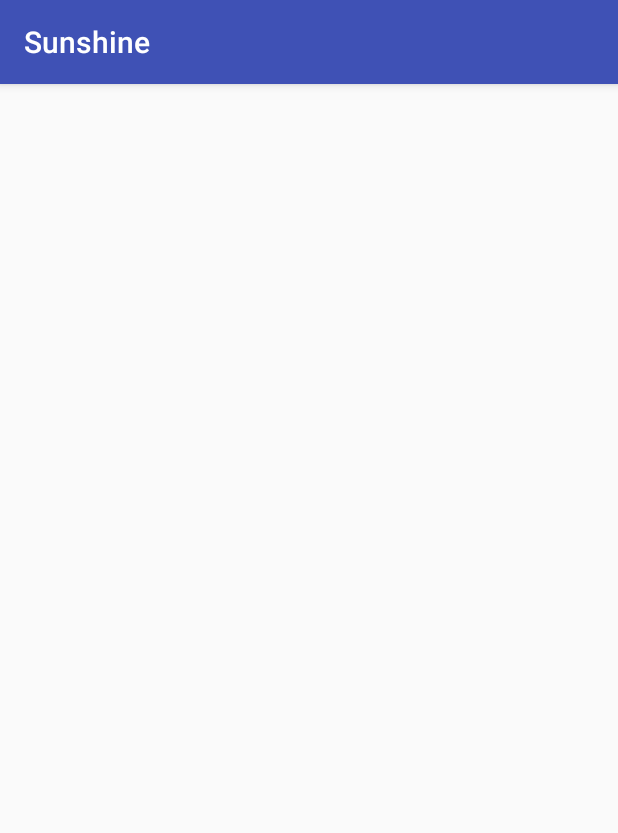
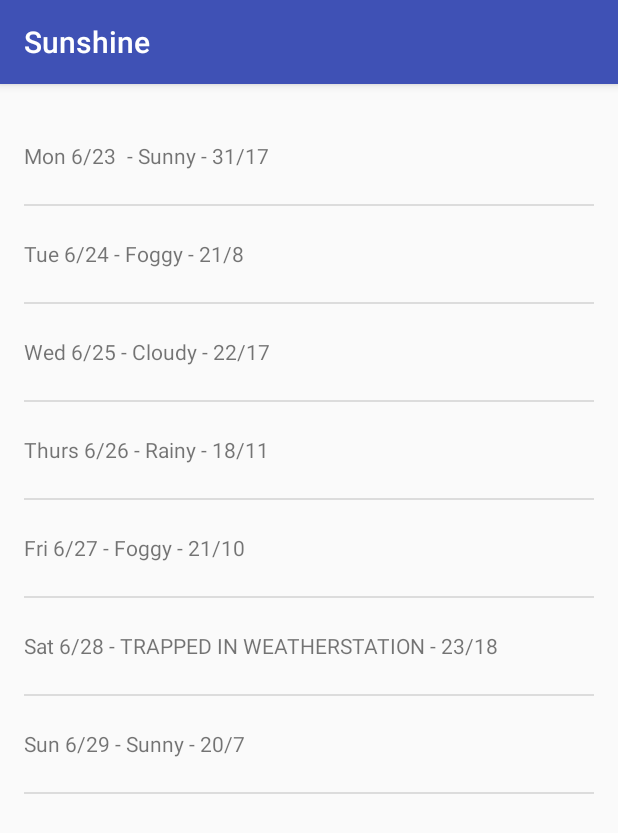
Before and after one commit to snikiforov4/udemy-sunshine, an Android app: the screen it shows after launch (MainActivity), on a phone screen of 412 x 824 dp. Shown: the top 833 px of the screen. Run offline under Robolectric (Android 15) with nearby library versions, the phone set to English and light mode, and no system bars.

Commit message:
build list view with items filled dummy data

```diff
--- a/app/build.gradle
+++ b/app/build.gradle
@@ -25,5 +25,6 @@ dependencies {
         exclude group: 'com.android.support', module: 'support-annotations'
     })
     compile 'com.android.support:appcompat-v7:24.2.1'
+    compile group: 'com.google.guava', name: 'guava', version: '19.0'
     testCompile 'junit:junit:4.12'
 }
--- a/app/src/main/java/ua/nikiforov/sunshine/MainActivity.java
+++ b/app/src/main/java/ua/nikiforov/sunshine/MainActivity.java
@@ -2,6 +2,12 @@ package ua.nikiforov.sunshine;
 
 import android.os.Bundle;
 import android.support.v7.app.AppCompatActivity;
+import android.widget.ArrayAdapter;
+import android.widget.ListView;
+
+import com.google.common.collect.Lists;
+
+import java.util.List;
 
 public class MainActivity extends AppCompatActivity {
 
@@ -9,5 +15,19 @@ public class MainActivity extends AppCompatActivity {
     protected void onCreate(Bundle savedInstanceState) {
         super.onCreate(savedInstanceState);
         setContentView(R.layout.activity_main);
+
+        List<String> weakForecast = Lists.newArrayList(
+                "Mon 6/23 - Sunny - 31/17",
+                "Tue 6/24 - Foggy - 21/8",
+                "Wed 6/25 - Cloudy - 22/17",
+                "Thurs 6/26 - Rainy - 18/11",
+                "Fri 6/27 - Foggy - 21/10",
+                "Sat 6/28 - TRAPPED IN WEATHERSTATION - 23/18",
+                "Sun 6/29 - Sunny - 20/7"
+        );
+
+        ArrayAdapter<String> arrayAdapter = new ArrayAdapter<>(this, R.layout.list_item_forecast, R.id.list_item_forecast_textview, weakForecast);
+        ListView forecastListView = (ListView)findViewById(R.id.listview_forecast);
+        forecastListView.setAdapter(arrayAdapter);
     }
 }
--- a/app/src/main/res/layout/list_item_forecast.xml
+++ b/app/src/main/res/layout/list_item_forecast.xml
@@ -1,9 +1,9 @@
 <?xml version="1.0" encoding="utf-8"?>
-<ListView xmlns:android="http://schemas.android.com/apk/res/android"
+<TextView xmlns:android="http://schemas.android.com/apk/res/android"
     android:layout_width="match_parent"
     android:layout_height="match_parent"
-    android:id="@+id/listview_forecast"
     android:minHeight="?android:listPreferredItemHeight"
-    android:gravity="center_vertical">
+    android:gravity="center_vertical"
+    android:id="@+id/list_item_forecast_textview">
 
-</ListView>
+</TextView>
```
